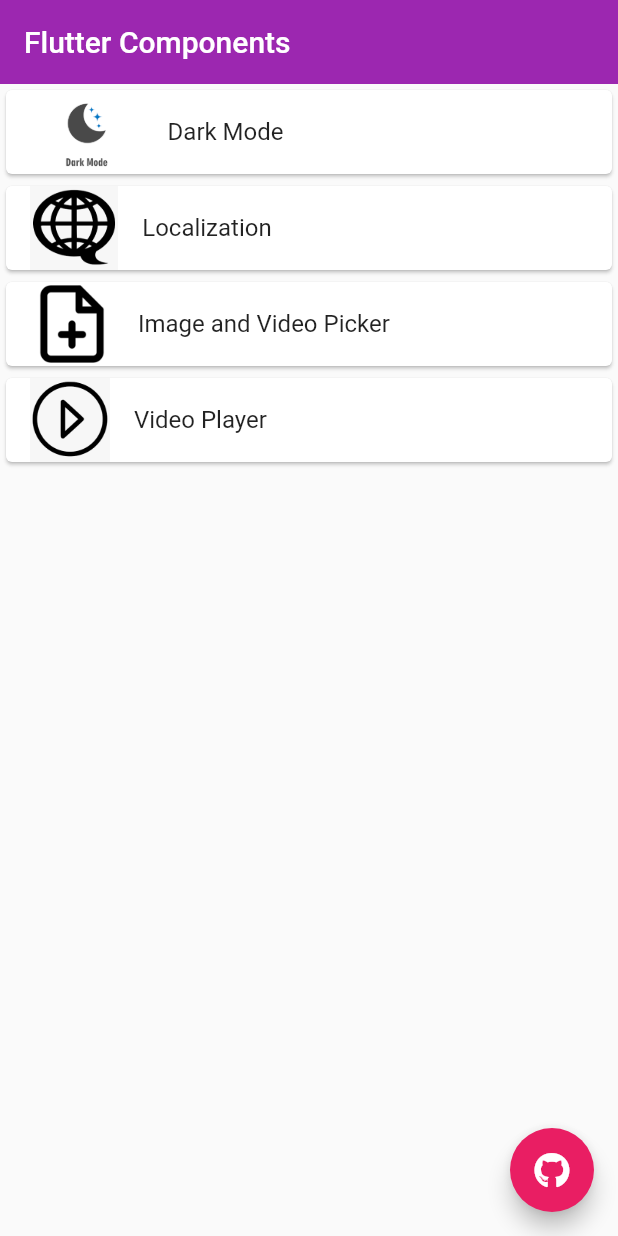
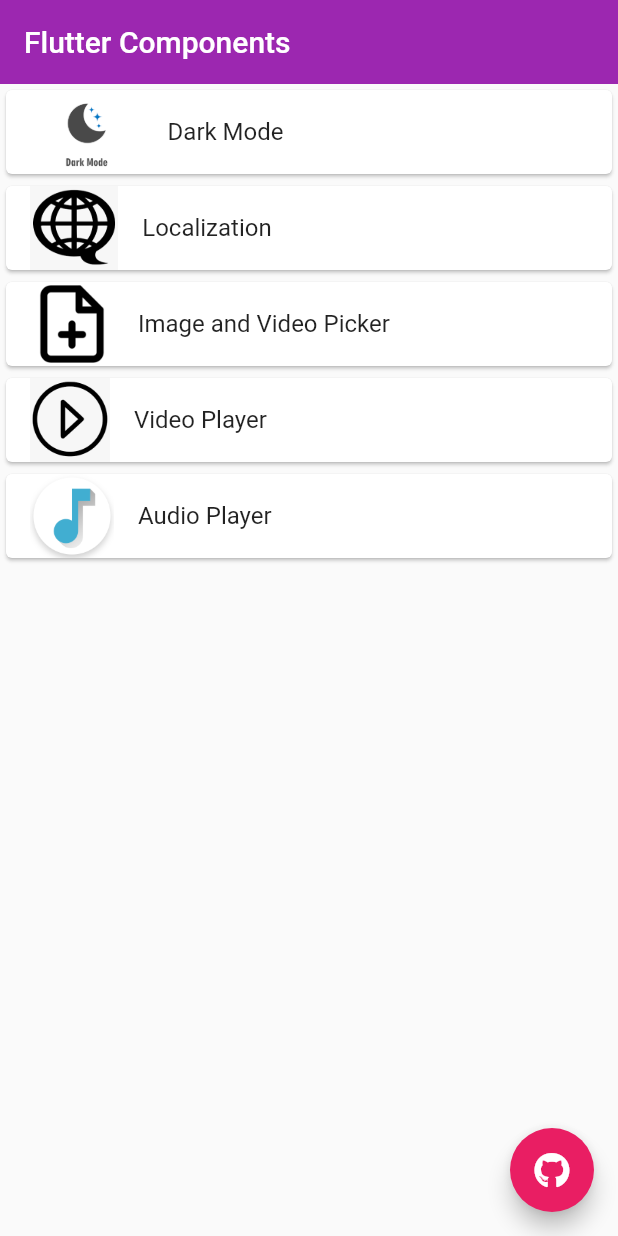
Before and after one commit to gautamswostik/some-flutter-lessons, a Flutter app: the screen it shows after launch, on a phone screen of 412 x 824 dp. Run offline on Flutter 3.47's test engine with Material 2 defaults, Android fonts, the phone set to English and light mode, and no system bars; our stand-ins replace bloc, equatable, flutter_bloc, font_awesome_flutter, hive, hive_flutter and 3 more; accounts and stored records are empty; statements that could not run were skipped.

Commit message:
Started doing audio player

```diff
--- a/assets/languages/en.json
+++ b/assets/languages/en.json
@@ -19,6 +19,10 @@
   "Network Video": "Network Video",
   "File Video": "File Video",
   "Device Video": "Device Video",
+  "Network Audio": "Network Audio",
+  "File Audio": "File Audio",
+  "Device Audio": "Device Audio",
+  "Audio Player": "Audio Player",
   "1": "1",
   "2": "2",
   "3": "3",
--- a/assets/languages/es.json
+++ b/assets/languages/es.json
@@ -16,9 +16,13 @@
   "Choose Multiple Image": "Elija Imagen Múltiple",
   "Choose Video": "Elija Video",
   "Video Player": "Reproductor de video",
+  "Audio Player": "Reproductor de música",
   "Network Video": "Vídeo en red",
   "File Video": "Archivo de vídeo",
   "Device Video": "Vídeo del dispositivo",
+  "Network Audio": "Audio en red",
+  "File Audio": "Archivo de audio",
+  "Device Audio": "Audio del dispositivo",
   "1": "uno",
   "2": "dos",
   "3": "tres",
--- a/assets/languages/ko.json
+++ b/assets/languages/ko.json
@@ -16,9 +16,13 @@
   "Choose Multiple Image": "여러 이미지 선택",
   "Choose Video": "비디오 선택",
   "Video Player": "비디오 플레이어",
+  "Audio Player": "오디오 플레이어",
   "Network Video": "네트워크 비디오",
   "File Video": "파일 비디오",
   "Device Video": "장치 비디오",
+  "Network Audio": "네트워크 오디오",
+  "File Audio": "파일 오디오",
+  "Device Audio": "장치 오디오",
   "1": "일",
   "2": "이",
   "3": "삼",
--- a/assets/languages/ne.json
+++ b/assets/languages/ne.json
@@ -16,9 +16,13 @@
   "Choose Multiple Image": "बहु छवि छान्नुहोस्",
   "Choose Video": "भिडियो छान्नुहोस्",
   "Video Player": "भिडियो प्लेयर",
+  "Audio Player": "오디오 플레이어",
   "Network Video": "नेटवर्क भिडियो",
   "File Video": "फाइल भिडियो",
   "Device Video": "यन्त्र भिडियो",
+  "Network Audio": "नेटवर्क अडियो",
+  "File Audio": "फाइल अडियो",
+  "Device Audio": "यन्त्र अडियो",
   "1": "एक",
   "2": "दुई",
   "3": "तीन",
--- a/lib/screens/home_screen.dart
+++ b/lib/screens/home_screen.dart
@@ -1,5 +1,6 @@
 import 'package:flutter/material.dart';
 import 'package:fluuter_boilerplate/screens/app_theme/app_theme_screen.dart';
+import 'package:fluuter_boilerplate/screens/audio_player/audio_player_screen.dart';
 import 'package:fluuter_boilerplate/screens/image_picker/image_picker_screen.dart';
 import 'package:fluuter_boilerplate/screens/localization/app_language_screen.dart';
 import 'package:fluuter_boilerplate/screens/video_player/video_player_screen.dart';
@@ -85,6 +86,19 @@ class _HomeScreenState extends State<HomeScreen> {
                 },
               ),
             ),
+            Card(
+              child: ListTile(
+                leading: Image.asset('assets/images/music.png'),
+                title: Text(AppTexts.audioPlayer.translateTo(context)),
+                onTap: () {
+                  Navigator.of(context).push(
+                    MaterialPageRoute(
+                      builder: (context) => const AudioPlayerScreen(),
+                    ),
+                  );
+                },
+              ),
+            ),
           ],
         ),
       ),
--- a/lib/utils/app_texts/app_texts.dart
+++ b/lib/utils/app_texts/app_texts.dart
@@ -6,6 +6,7 @@ class AppTexts {
   static const String localization = 'Localization';
   static const String imagePicker = 'Image and Video Picker';
   static const String videoPlayer = 'Video Player';
+  static const String audioPlayer = 'Audio Player';
 
   static const String darkModeAppTitle = 'Change Theme';
 
@@ -23,4 +24,8 @@ class AppTexts {
   static const String networkVideo = 'Network Video';
   static const String fileVideo = 'File Video';
   static const String deviceVideo = 'Device Video';
+
+  static const String networkAudio = 'Network Audio';
+  static const String fileAudio = 'File Audio';
+  static const String deviceAudio = 'Device Audio';
 }
```
Also changed, not shown: lib/screens/audio_player/audio_player_screen.dart (added, +47 -0 lines), assets/images/music.png (added).
